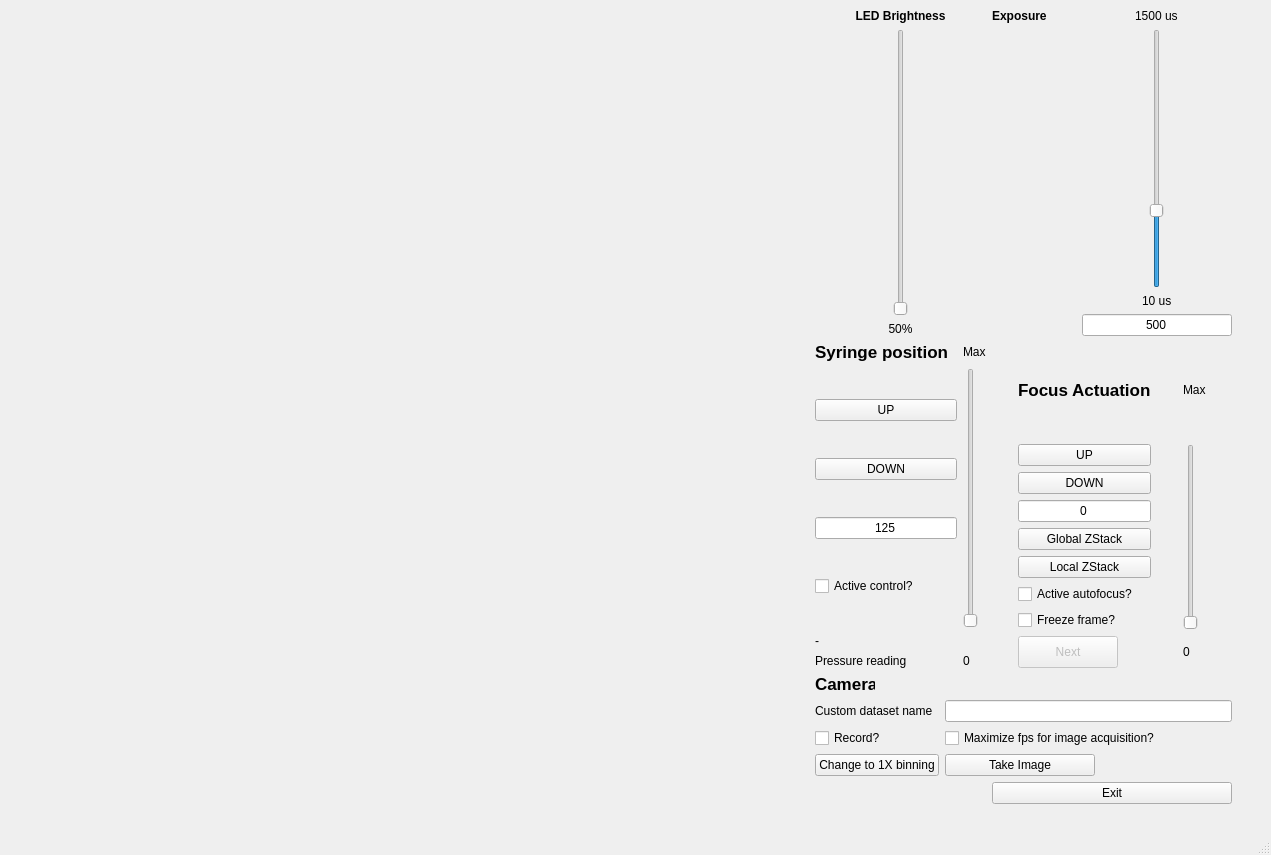
Above: ulc_mm_package/QtGUI/liveview.ui from czbiohub-sf/ulc-malaria-scope before the change. Below: the same form after it.
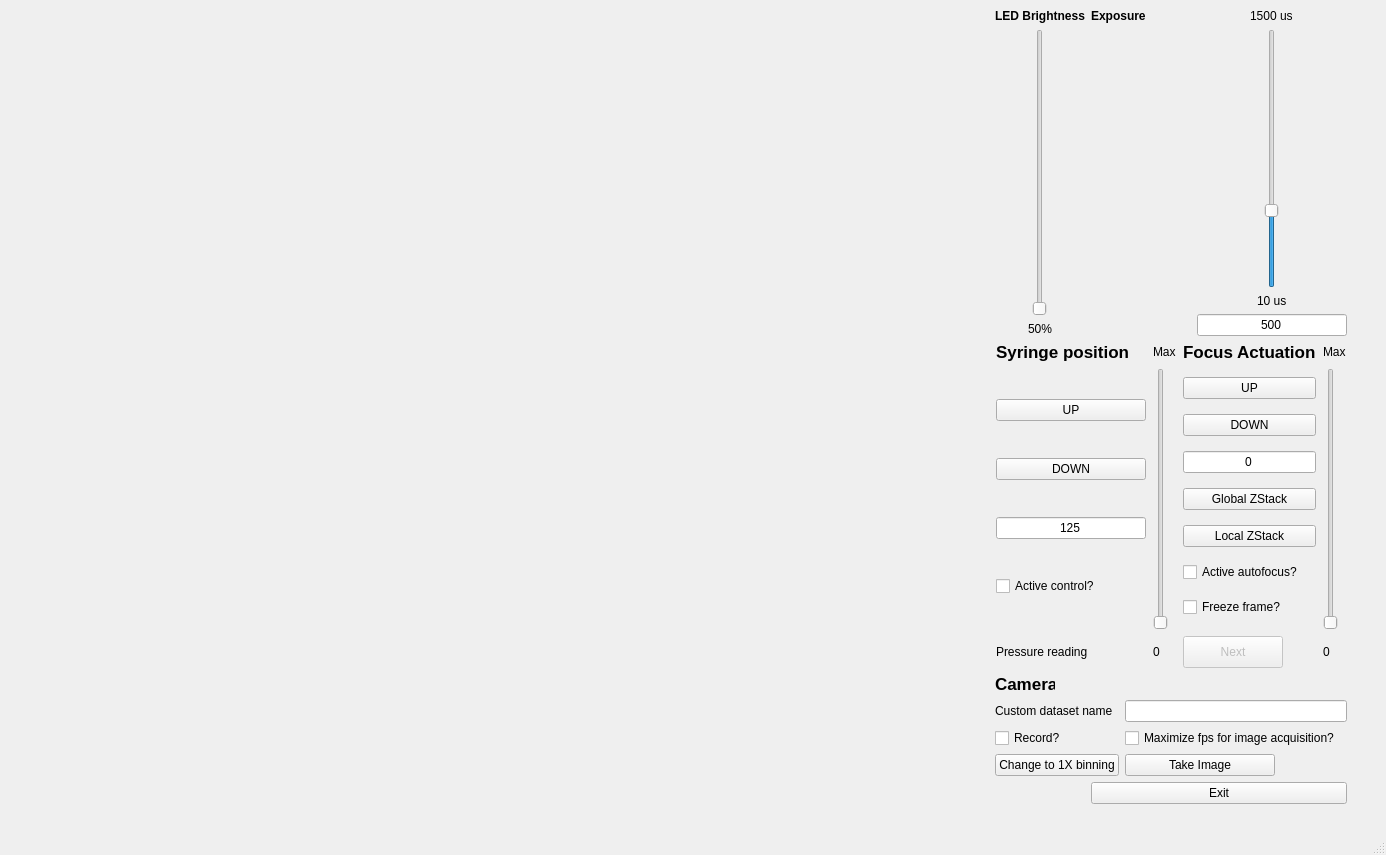
That is the form after the change. Custom widgets are drawn as their Qt base class.

Patch:
```diff
--- a/ulc_mm_package/QtGUI/liveview.ui
+++ b/ulc_mm_package/QtGUI/liveview.ui
@@ -6,7 +6,7 @@
    <rect>
     <x>0</x>
     <y>0</y>
-    <width>1271</width>
+    <width>1386</width>
     <height>855</height>
    </rect>
   </property>
@@ -39,78 +39,10 @@
       <property name="rightMargin">
        <number>30</number>
       </property>
-      <item row="5" column="1">
-       <widget class="QLabel" name="lblFPS">
-        <property name="maximumSize">
-         <size>
-          <width>50</width>
-          <height>16777215</height>
-         </size>
-        </property>
-        <property name="text">
-         <string/>
-        </property>
-       </widget>
-      </item>
-      <item row="0" column="1">
-       <layout class="QVBoxLayout" name="verticalLayout">
-        <item>
-         <widget class="QLabel" name="lblLEDTitle">
-          <property name="text">
-           <string>&lt;html&gt;&lt;head/&gt;&lt;body&gt;&lt;p&gt;&lt;span style=&quot; font-weight:600;&quot;&gt;LED Brightness&lt;/span&gt;&lt;/p&gt;&lt;/body&gt;&lt;/html&gt;</string>
-          </property>
-          <property name="alignment">
-           <set>Qt::AlignCenter</set>
-          </property>
-         </widget>
-        </item>
-        <item alignment="Qt::AlignHCenter">
-         <widget class="QSlider" name="vsLED">
-          <property name="enabled">
-           <bool>true</bool>
-          </property>
-          <property name="sizePolicy">
-           <sizepolicy hsizetype="MinimumExpanding" vsizetype="Expanding">
-            <horstretch>0</horstretch>
-            <verstretch>0</verstretch>
-           </sizepolicy>
-          </property>
-          <property name="minimum">
-           <number>0</number>
-          </property>
-          <property name="maximum">
-           <number>100</number>
-          </property>
-          <property name="singleStep">
-           <number>1</number>
-          </property>
-          <property name="value">
-           <number>0</number>
-          </property>
-          <property name="sliderPosition">
-           <number>0</number>
-          </property>
-          <property name="orientation">
-           <enum>Qt::Vertical</enum>
-          </property>
-         </widget>
-        </item>
-        <item>
-         <widget class="QLabel" name="lblLED">
-          <property name="text">
-           <string>50%</string>
-          </property>
-          <property name="alignment">
-           <set>Qt::AlignCenter</set>
-          </property>
-         </widget>
-        </item>
-       </layout>
-      </item>
-      <item row="1" column="1">
+      <item row="1" column="1" colspan="2">
        <layout class="QGridLayout" name="gridLayout_2">
         <item row="1" column="0">
-         <layout class="QVBoxLayout" name="verticalLayout_3">
+         <layout class="QVBoxLayout" name="verticalLayout_3" stretch="0,0,0,0">
           <item>
            <widget class="QPushButton" name="btnFlowUp">
             <property name="maximumSize">
@@ -158,6 +90,18 @@
           </item>
           <item>
            <widget class="QCheckBox" name="chkBoxPressureControl">
+            <property name="sizePolicy">
+             <sizepolicy hsizetype="Minimum" vsizetype="Fixed">
+              <horstretch>0</horstretch>
+              <verstretch>0</verstretch>
+             </sizepolicy>
+            </property>
+            <property name="maximumSize">
+             <size>
+              <width>150</width>
+              <height>16777215</height>
+             </size>
+            </property>
             <property name="text">
              <string>Active control?</string>
             </property>
@@ -165,6 +109,204 @@
           </item>
          </layout>
         </item>
+        <item row="3" column="3">
+         <widget class="QLabel" name="lblFocusMin">
+          <property name="text">
+           <string>0</string>
+          </property>
+         </widget>
+        </item>
+        <item row="1" column="3">
+         <widget class="QSlider" name="vsFocus">
+          <property name="minimum">
+           <number>0</number>
+          </property>
+          <property name="maximum">
+           <number>1500</number>
+          </property>
+          <property name="singleStep">
+           <number>10</number>
+          </property>
+          <property name="value">
+           <number>0</number>
+          </property>
+          <property name="sliderPosition">
+           <number>0</number>
+          </property>
+          <property name="orientation">
+           <enum>Qt::Vertical</enum>
+          </property>
+         </widget>
+        </item>
+        <item row="0" column="2">
+         <widget class="QLabel" name="lblFocusTitle">
+          <property name="font">
+           <font>
+            <pointsize>13</pointsize>
+            <weight>75</weight>
+            <bold>true</bold>
+           </font>
+          </property>
+          <property name="text">
+           <string>Focus Actuation</string>
+          </property>
+         </widget>
+        </item>
+        <item row="1" column="2">
+         <layout class="QVBoxLayout" name="verticalLayout_5">
+          <item>
+           <widget class="QPushButton" name="btnFocusUp">
+            <property name="maximumSize">
+             <size>
+              <width>150</width>
+              <height>16777215</height>
+             </size>
+            </property>
+            <property name="text">
+             <string>UP</string>
+            </property>
+           </widget>
+          </item>
+          <item>
+           <widget class="QPushButton" name="btnFocusDown">
+            <property name="maximumSize">
+             <size>
+              <width>150</width>
+              <height>16777215</height>
+             </size>
+            </property>
+            <property name="text">
+             <string>DOWN</string>
+            </property>
+           </widget>
+          </item>
+          <item>
+           <widget class="ClickableLineEdit" name="txtBoxFocus">
+            <property name="sizePolicy">
+             <sizepolicy hsizetype="Fixed" vsizetype="Fixed">
+              <horstretch>0</horstretch>
+              <verstretch>0</verstretch>
+             </sizepolicy>
+            </property>
+            <property name="maximumSize">
+             <size>
+              <width>150</width>
+              <height>16777215</height>
+             </size>
+            </property>
+            <property name="text">
+             <string>0</string>
+            </property>
+            <property name="maxLength">
+             <number>5</number>
+            </property>
+            <property name="alignment">
+             <set>Qt::AlignCenter</set>
+            </property>
+           </widget>
+          </item>
+          <item>
+           <widget class="QPushButton" name="btnFullZStack">
+            <property name="maximumSize">
+             <size>
+              <width>150</width>
+              <height>16777215</height>
+             </size>
+            </property>
+            <property name="text">
+             <string>Global ZStack</string>
+            </property>
+           </widget>
+          </item>
+          <item>
+           <widget class="QPushButton" name="btnLocalZStack">
+            <property name="maximumSize">
+             <size>
+              <width>150</width>
+              <height>16777215</height>
+             </size>
+            </property>
+            <property name="text">
+             <string>Local ZStack</string>
+            </property>
+           </widget>
+          </item>
+          <item>
+           <widget class="QCheckBox" name="chkBoxActiveAutofocus">
+            <property name="text">
+             <string>Active autofocus?</string>
+            </property>
+           </widget>
+          </item>
+          <item>
+           <widget class="QCheckBox" name="chkBoxFreeze">
+            <property name="minimumSize">
+             <size>
+              <width>0</width>
+              <height>20</height>
+             </size>
+            </property>
+            <property name="maximumSize">
+             <size>
+              <width>120</width>
+              <height>16777215</height>
+             </size>
+            </property>
+            <property name="text">
+             <string>Freeze frame?</string>
+            </property>
+           </widget>
+          </item>
+         </layout>
+        </item>
+        <item row="0" column="3">
+         <widget class="QLabel" name="lblFocusMax">
+          <property name="maximumSize">
+           <size>
+            <width>150</width>
+            <height>16777215</height>
+           </size>
+          </property>
+          <property name="text">
+           <string>Max</string>
+          </property>
+         </widget>
+        </item>
+        <item row="1" column="1">
+         <widget class="QSlider" name="vsFlow">
+          <property name="minimum">
+           <number>100</number>
+          </property>
+          <property name="maximum">
+           <number>1500</number>
+          </property>
+          <property name="singleStep">
+           <number>5</number>
+          </property>
+          <property name="value">
+           <number>100</number>
+          </property>
+          <property name="sliderPosition">
+           <number>100</number>
+          </property>
+          <property name="orientation">
+           <enum>Qt::Vertical</enum>
+          </property>
+         </widget>
+        </item>
+        <item row="3" column="1">
+         <widget class="QLabel" name="lblMinFlow">
+          <property name="maximumSize">
+           <size>
+            <width>150</width>
+            <height>16777215</height>
+           </size>
+          </property>
+          <property name="text">
+           <string>0</string>
+          </property>
+         </widget>
+        </item>
         <item row="0" column="1">
          <widget class="QLabel" name="lblMaxFlow">
           <property name="maximumSize">
@@ -192,38 +334,25 @@
           </property>
          </widget>
         </item>
-        <item row="1" column="1">
-         <widget class="QSlider" name="vsFlow">
-          <property name="minimum">
-           <number>100</number>
+        <item row="3" column="2">
+         <widget class="QPushButton" name="btnNextImage">
+          <property name="enabled">
+           <bool>false</bool>
           </property>
-          <property name="maximum">
-           <number>1500</number>
+          <property name="minimumSize">
+           <size>
+            <width>0</width>
+            <height>32</height>
+           </size>
           </property>
-          <property name="singleStep">
-           <number>5</number>
-          </property>
-          <property name="value">
-           <number>100</number>
-          </property>
-          <property name="sliderPosition">
-           <number>100</number>
-          </property>
-          <property name="orientation">
-           <enum>Qt::Vertical</enum>
-          </property>
-         </widget>
-        </item>
-        <item row="3" column="1">
-         <widget class="QLabel" name="lblMinFlow">
           <property name="maximumSize">
            <size>
-            <width>150</width>
+            <width>100</width>
             <height>16777215</height>
            </size>
           </property>
           <property name="text">
-           <string>0</string>
+           <string>Next</string>
           </property>
          </widget>
         </item>
@@ -240,10 +369,71 @@
           </property>
          </widget>
         </item>
-        <item row="2" column="0">
-         <widget class="QLabel" name="lblTargetPressure">
+       </layout>
+      </item>
+      <item row="6" column="1">
+       <widget class="QLabel" name="lblFPS">
+        <property name="maximumSize">
+         <size>
+          <width>50</width>
+          <height>16777215</height>
+         </size>
+        </property>
+        <property name="text">
+         <string/>
+        </property>
+       </widget>
+      </item>
+      <item row="0" column="1">
+       <layout class="QVBoxLayout" name="verticalLayout">
+        <item>
+         <widget class="QLabel" name="lblLEDTitle">
           <property name="text">
-           <string>-</string>
+           <string>&lt;html&gt;&lt;head/&gt;&lt;body&gt;&lt;p&gt;&lt;span style=&quot; font-weight:600;&quot;&gt;LED Brightness&lt;/span&gt;&lt;/p&gt;&lt;/body&gt;&lt;/html&gt;</string>
+          </property>
+          <property name="alignment">
+           <set>Qt::AlignCenter</set>
+          </property>
+         </widget>
+        </item>
+        <item alignment="Qt::AlignHCenter">
+         <widget class="QSlider" name="vsLED">
+          <property name="enabled">
+           <bool>true</bool>
+          </property>
+          <property name="sizePolicy">
+           <sizepolicy hsizetype="MinimumExpanding" vsizetype="Expanding">
+            <horstretch>0</horstretch>
+            <verstretch>0</verstretch>
+           </sizepolicy>
+          </property>
+          <property name="minimum">
+           <number>0</number>
+          </property>
+          <property name="maximum">
+           <number>100</number>
+          </property>
+          <property name="singleStep">
+           <number>1</number>
+          </property>
+          <property name="value">
+           <number>0</number>
+          </property>
+          <property name="sliderPosition">
+           <number>0</number>
+          </property>
+          <property name="orientation">
+           <enum>Qt::Vertical</enum>
+          </property>
+         </widget>
+        </item>
+        <item>
+         <widget class="QLabel" name="lblLED">
+          <property name="text">
+           <string>50%</string>
+          </property>
+          <property name="alignment">
+           <set>Qt::AlignCenter</set>
           </property>
          </widget>
         </item>
@@ -346,7 +536,7 @@
         </item>
        </layout>
       </item>
-      <item row="2" column="1" colspan="2">
+      <item row="3" column="1" colspan="2">
        <layout class="QGridLayout" name="grdCameraOptions">
         <item row="1" column="1">
          <widget class="QLineEdit" name="txtBoxCustomFilename">
@@ -463,196 +653,7 @@
         </item>
        </layout>
       </item>
-      <item row="1" column="2">
-       <layout class="QGridLayout" name="gridLayout_3">
-        <item row="3" column="1">
-         <widget class="QCheckBox" name="chkBoxFreeze">
-          <property name="minimumSize">
-           <size>
-            <width>0</width>
-            <height>20</height>
-           </size>
-          </property>
-          <property name="maximumSize">
-           <size>
-            <width>120</width>
-            <height>16777215</height>
-           </size>
-          </property>
-          <property name="text">
-           <string>Freeze frame?</string>
-          </property>
-         </widget>
-        </item>
-        <item row="4" column="1">
-         <widget class="QPushButton" name="btnNextImage">
-          <property name="enabled">
-           <bool>false</bool>
-          </property>
-          <property name="minimumSize">
-           <size>
-            <width>0</width>
-            <height>32</height>
-           </size>
-          </property>
-          <property name="maximumSize">
-           <size>
-            <width>100</width>
-            <height>16777215</height>
-           </size>
-          </property>
-          <property name="text">
-           <string>Next</string>
-          </property>
-         </widget>
-        </item>
-        <item row="0" column="4">
-         <widget class="QLabel" name="lblFocusMax">
-          <property name="maximumSize">
-           <size>
-            <width>150</width>
-            <height>16777215</height>
-           </size>
-          </property>
-          <property name="text">
-           <string>Max</string>
-          </property>
-         </widget>
-        </item>
-        <item row="0" column="1" alignment="Qt::AlignHCenter">
-         <widget class="QLabel" name="lblFocusTitle">
-          <property name="font">
-           <font>
-            <pointsize>13</pointsize>
-            <weight>75</weight>
-            <bold>true</bold>
-           </font>
-          </property>
-          <property name="text">
-           <string>Focus Actuation</string>
-          </property>
-         </widget>
-        </item>
-        <item row="1" column="1">
-         <layout class="QVBoxLayout" name="verticalLayout_5">
-          <item>
-           <widget class="QPushButton" name="btnFocusUp">
-            <property name="maximumSize">
-             <size>
-              <width>150</width>
-              <height>16777215</height>
-             </size>
-            </property>
-            <property name="text">
-             <string>UP</string>
-            </property>
-           </widget>
-          </item>
-          <item>
-           <widget class="QPushButton" name="btnFocusDown">
-            <property name="maximumSize">
-             <size>
-              <width>150</width>
-              <height>16777215</height>
-             </size>
-            </property>
-            <property name="text">
-             <string>DOWN</string>
-            </property>
-           </widget>
-          </item>
-          <item>
-           <widget class="ClickableLineEdit" name="txtBoxFocus">
-            <property name="sizePolicy">
-             <sizepolicy hsizetype="Fixed" vsizetype="Fixed">
-              <horstretch>0</horstretch>
-              <verstretch>0</verstretch>
-             </sizepolicy>
-            </property>
-            <property name="maximumSize">
-             <size>
-              <width>150</width>
-              <height>16777215</height>
-             </size>
-            </property>
-            <property name="text">
-             <string>0</string>
-            </property>
-            <property name="maxLength">
-             <number>5</number>
-            </property>
-            <property name="alignment">
-             <set>Qt::AlignCenter</set>
-            </property>
-           </widget>
-          </item>
-          <item>
-           <widget class="QPushButton" name="btnFullZStack">
-            <property name="maximumSize">
-             <size>
-              <width>150</width>
-              <height>16777215</height>
-             </size>
-            </property>
-            <property name="text">
-             <string>Global ZStack</string>
-            </property>
-           </widget>
-          </item>
-          <item>
-           <widget class="QPushButton" name="btnLocalZStack">
-            <property name="maximumSize">
-             <size>
-              <width>150</width>
-              <height>16777215</height>
-             </size>
-            </property>
-            <property name="text">
-             <string>Local ZStack</string>
-            </property>
-           </widget>
-          </item>
-         </layout>
-        </item>
-        <item row="2" column="1">
-         <widget class="QCheckBox" name="chkBoxActiveAutofocus">
-          <property name="text">
-           <string>Active autofocus?</string>
-          </property>
-         </widget>
-        </item>
-        <item row="4" column="4">
-         <widget class="QLabel" name="lblFocusMin">
-          <property name="text">
-           <string>0</string>
-          </property>
-         </widget>
-        </item>
-        <item row="1" column="4" rowspan="3">
-         <widget class="QSlider" name="vsFocus">
-          <property name="minimum">
-           <number>0</number>
-          </property>
-          <property name="maximum">
-           <number>1500</number>
-          </property>
-          <property name="singleStep">
-           <number>10</number>
-          </property>
-          <property name="value">
-           <number>0</number>
-          </property>
-          <property name="sliderPosition">
-           <number>0</number>
-          </property>
-          <property name="orientation">
-           <enum>Qt::Vertical</enum>
-          </property>
-         </widget>
-        </item>
-       </layout>
-      </item>
-      <item row="3" column="1">
+      <item row="4" column="1">
        <widget class="QLabel" name="lblTimer">
         <property name="maximumSize">
          <size>
@@ -665,7 +666,7 @@
         </property>
        </widget>
       </item>
-      <item row="3" column="2">
+      <item row="4" column="2">
        <widget class="QPushButton" name="btnExit">
         <property name="maximumSize">
          <size>
```
